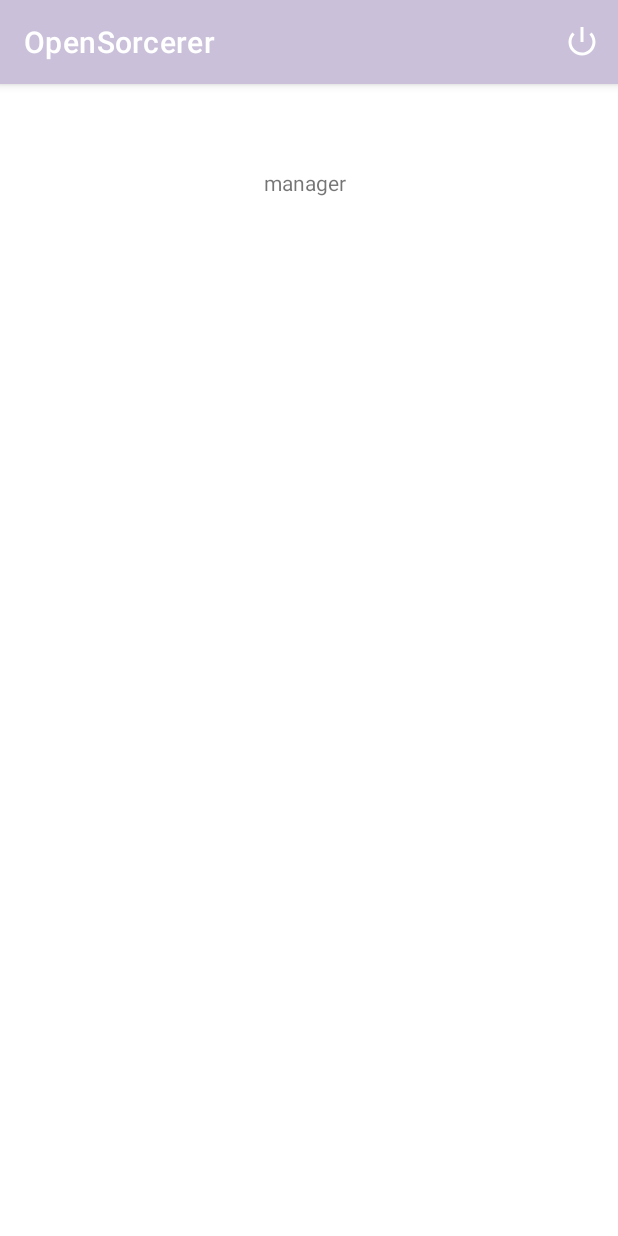
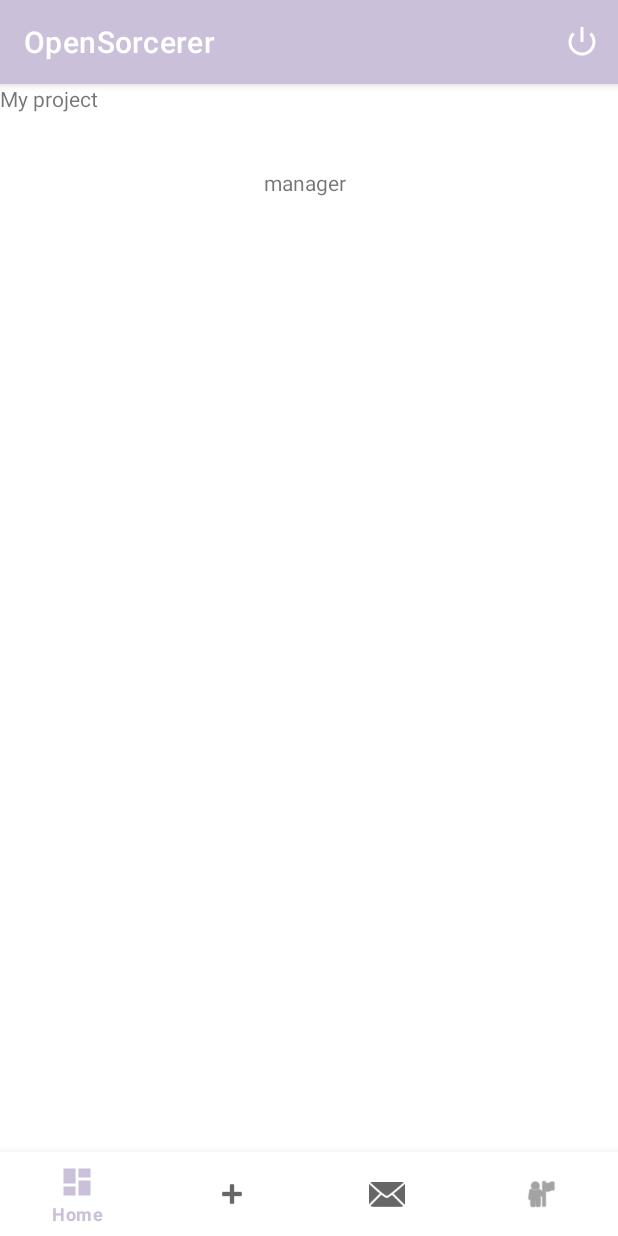
Before and after one commit to Esteb37/Open-Sorcerer, an Android app: the ManagerHomeActivity screen opened directly, with no data from a screen before it, on a phone screen of 412 x 824 dp. Run offline under Robolectric (Android 15) with nearby library versions, the phone set to English and light mode, and no system bars; libraries missing offline, so code that uses them is left out: com.parse, org.kohsuke.github; 2 statements that could not run were skipped.

Commit message:
Bottom navigation for manager

```diff
--- a/app/src/main/java/com/example/opensorcerer/ui/manager/ManagerHomeActivity.java
+++ b/app/src/main/java/com/example/opensorcerer/ui/manager/ManagerHomeActivity.java
@@ -2,6 +2,8 @@ package com.example.opensorcerer.ui.manager;
 
 import androidx.annotation.NonNull;
 import androidx.appcompat.app.AppCompatActivity;
+import androidx.fragment.app.Fragment;
+import androidx.fragment.app.FragmentManager;
 
 import android.content.Context;
 import android.content.Intent;
@@ -49,8 +51,57 @@ public class ManagerHomeActivity extends AppCompatActivity {
 
         mUser = Manager.fromParseUser(ParseUser.getCurrentUser());
 
-        new BuildGitHubTask().execute();
+        new Thread(new GitHubLoginTask()).start();
 
+        final FragmentManager fragmentManager = getSupportFragmentManager();
+
+        //Ensure that the id's of the navigation items are final for the switch
+        final int actionHome = R.id.actionHome;
+        final int actionProfile = R.id.actionProfile;
+        final int actionNew = R.id.actionNew;
+        final int actionChats = R.id.actionChats;
+
+        app.bottomNav.setOnNavigationItemSelectedListener(item -> {
+            Fragment fragment;
+
+            //Navigate to a different fragment depending on the item selected
+            //and update the item's icons to highlight the one selected
+            switch(item.getItemId()){
+
+                //Home Item selected
+                case actionHome:
+                    fragment = new MyProjectsFragment();
+                    break;
+
+                //Post item selected
+                case actionNew:
+                    fragment = new CreateProjectFragment();
+                    break;
+
+                //Profile item selected
+                case actionProfile:
+
+                    //Put the current user into the arguments of the fragment
+                    fragment = new ProfileFragment();
+                    break;
+
+                //Profile item selected
+                case actionChats:
+
+                    //Put the current user into the arguments of the fragment
+                    fragment = new ConversationsFragment();
+                    break;
+                default:
+                    throw new IllegalStateException("Unexpected value: " + item.getItemId());
+            }
+
+            //Open the selected fragment
+            fragmentManager.beginTransaction().replace(app.flContainer.getId(),fragment).commit();
+            return true;
+        });
+
+        //Set the default window to be the Home
+        app.bottomNav.setSelectedItemId(R.id.actionHome);
     }
 
 
@@ -80,16 +131,14 @@ public class ManagerHomeActivity extends AppCompatActivity {
     }
 
 
-    class BuildGitHubTask extends AsyncTask<Void,Void,Void>{
-
+    public class GitHubLoginTask implements Runnable{
         @Override
-        protected Void doInBackground(Void... voids) {
+        public void run() {
             try {
-                mGitHub = ((OSApplication) getApplication()).buildGitHub(mUser.getGithubToken());
+                ((OSApplication) getApplication()).buildGitHub(mUser.getGithubToken());
             } catch (IOException e) {
                 e.printStackTrace();
             }
-            return null;
         }
     }
 
--- /dev/null
+++ b/app/src/main/java/com/example/opensorcerer/ui/manager/MyProjectsFragment.java
@@ -0,0 +1,49 @@
+package com.example.opensorcerer.ui.manager;
+
+import android.content.Context;
+import android.os.Bundle;
+
+import androidx.annotation.NonNull;
+import androidx.annotation.Nullable;
+import androidx.fragment.app.Fragment;
+
+import android.view.LayoutInflater;
+import android.view.View;
+import android.view.ViewGroup;
+
+import com.example.opensorcerer.R;
+import com.example.opensorcerer.databinding.FragmentMyProjectsBinding;
+
+import org.jetbrains.annotations.NotNull;
+import org.kohsuke.github.GitHub;
+
+public class MyProjectsFragment extends Fragment {
+
+    private static final String TAG = "CreateProject";
+    private FragmentMyProjectsBinding app;
+    private Context mContext;
+    private GitHub mGitHub;
+
+    public MyProjectsFragment() {
+        // Required empty public constructor
+    }
+
+
+    @Override
+    public void onCreate(Bundle savedInstanceState) {
+        super.onCreate(savedInstanceState);
+    }
+
+    @Override
+    public View onCreateView(LayoutInflater inflater, ViewGroup container,
+                             Bundle savedInstanceState) {
+        app = FragmentMyProjectsBinding.inflate(inflater,container,false);
+        return app.getRoot();
+    }
+
+    @Override
+    public void onViewCreated(@NonNull @NotNull View view, @Nullable @org.jetbrains.annotations.Nullable Bundle savedInstanceState) {
+        super.onViewCreated(view, savedInstanceState);
+
+    }
+}
--- a/app/src/main/res/layout/activity_manager_home.xml
+++ b/app/src/main/res/layout/activity_manager_home.xml
@@ -16,4 +16,26 @@
         app:layout_constraintStart_toStartOf="parent"
         app:layout_constraintTop_toTopOf="parent" />
 
+    <FrameLayout
+        android:id="@+id/flContainer"
+        android:layout_width="match_parent"
+        android:layout_height="match_parent"
+        app:layout_constraintBottom_toTopOf="@+id/bottomNav"
+        app:layout_constraintEnd_toEndOf="parent"
+        app:layout_constraintStart_toStartOf="parent"
+        app:layout_constraintTop_toTopOf="parent">
+
+    </FrameLayout>
+
+    <com.google.android.material.bottomnavigation.BottomNavigationView
+        android:id="@+id/bottomNav"
+        android:layout_width="0dp"
+        android:layout_height="wrap_content"
+        app:layout_constraintBottom_toBottomOf="parent"
+        app:layout_constraintEnd_toEndOf="parent"
+        app:layout_constraintStart_toStartOf="parent"
+        app:menu="@menu/menu_bottom_navigation">
+
+    </com.google.android.material.bottomnavigation.BottomNavigationView>
+
 </androidx.constraintlayout.widget.ConstraintLayout>
--- /dev/null
+++ b/app/src/main/res/layout/fragment_my_projects.xml
@@ -0,0 +1,14 @@
+<?xml version="1.0" encoding="utf-8"?>
+<FrameLayout xmlns:android="http://schemas.android.com/apk/res/android"
+    xmlns:tools="http://schemas.android.com/tools"
+    android:layout_width="match_parent"
+    android:layout_height="match_parent"
+    tools:context=".ui.manager.MyProjectsFragment">
+
+    <!-- TODO: Update blank fragment layout -->
+    <TextView
+        android:layout_width="match_parent"
+        android:layout_height="match_parent"
+        android:text="My project" />
+
+</FrameLayout>
--- /dev/null
+++ b/app/src/main/res/menu/menu_bottom_navigation.xml
@@ -0,0 +1,30 @@
+<?xml version="1.0" encoding="utf-8"?>
+<menu xmlns:android="http://schemas.android.com/apk/res/android"
+    xmlns:app="http://schemas.android.com/apk/res-auto">
+    <item
+        android:id="@+id/actionHome"
+        android:enabled="true"
+        android:icon="@drawable/ic_dashboard_black_24dp"
+        android:iconTint="#FFFFFF"
+        android:title="Home"
+        app:showAsAction="always" />
+    <item
+        android:id="@+id/actionNew"
+        android:enabled="true"
+        android:icon="@android:drawable/ic_input_add"
+        android:iconTint="#FFFFFF"
+        android:title="New Project"
+        app:showAsAction="always" />
+    <item
+        android:id="@+id/actionChats"
+        android:icon="@android:drawable/ic_dialog_email"
+        android:title="Conversations"
+        app:showAsAction="always" />
+    <item
+        android:id="@+id/actionProfile"
+        android:enabled="true"
+        android:icon="@android:drawable/ic_menu_myplaces"
+        android:iconTint="#FFFFFF"
+        android:title="Profile"
+        app:showAsAction="always" />
+</menu>
```
Also changed, not shown: app/src/main/java/com/example/opensorcerer/ui/manager/ConversationsFragment.java (added, +49 -0 lines), app/src/main/java/com/example/opensorcerer/ui/manager/CreateProjectFragment.java (added, +50 -0 lines), app/src/main/java/com/example/opensorcerer/ui/manager/ProfileFragment.java (added, +49 -0 lines), app/src/main/res/layout/fragment_conversations.xml (added, +14 -0 lines), app/src/main/res/layout/fragment_create_project.xml (added, +14 -0 lines), app/src/main/res/layout/fragment_profile.xml (added, +14 -0 lines).
